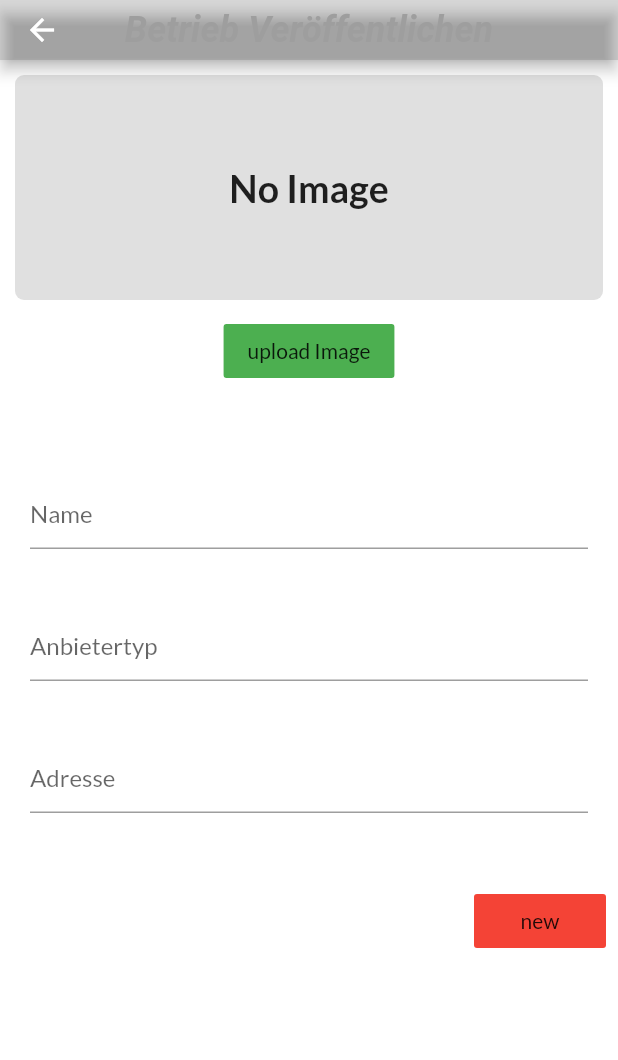
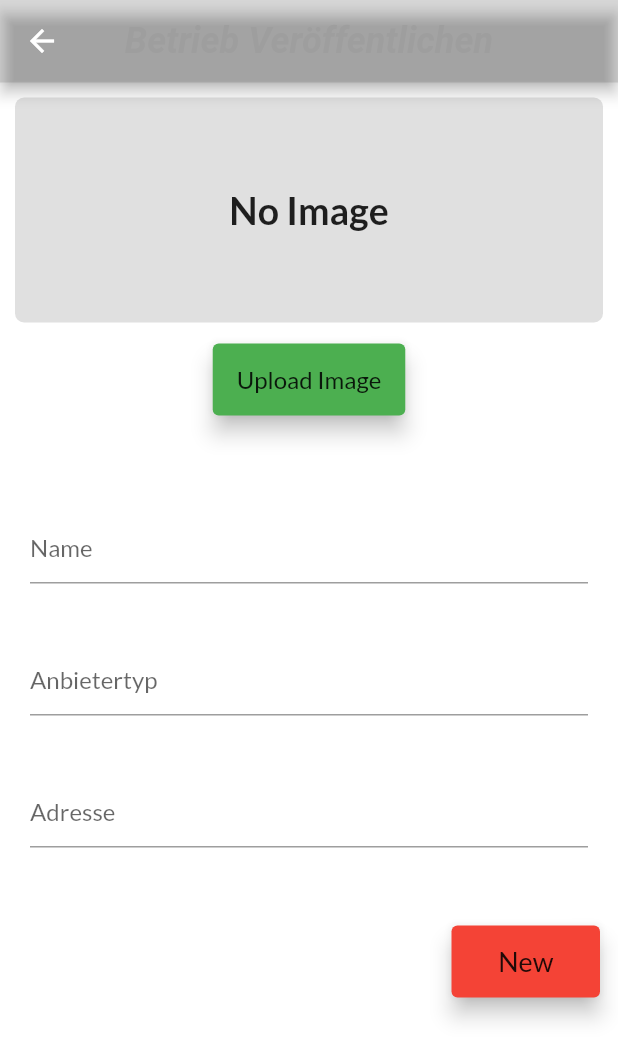
Before and after one commit to JonasSchweigler/ShareWeb, a Flutter app: the CreateAd screen opened directly, on a phone screen of 412 x 824 dp. Shown: the top 1060 px of the screen. Run offline on Flutter 3.47's test engine with Material 2 defaults, Android fonts, the phone set to English and light mode, and no system bars; our stand-ins replace animated_text_kit, cloud_firestore, firebase_auth, firebase_core, firebase_database, firebase_storage and 6 more; accounts and stored records are empty.

Commit message:
UI change for create _ad

```diff
--- a/lib/views/create_ad.dart
+++ b/lib/views/create_ad.dart
@@ -18,7 +18,7 @@ class _CreateAdState extends State<CreateAd> {
   Widget build(BuildContext context) {
     return Scaffold(
       appBar: PreferredSize(
-        preferredSize: Size.fromHeight(40.0),
+        preferredSize: Size.fromHeight(55.0),
         child: AppBar(
           centerTitle: true,
           backgroundColor: Colors.black12,
@@ -62,10 +62,18 @@ class _CreateAdState extends State<CreateAd> {
                         ),
                       ),
                     ),
-              FlatButton(
-                child: Text('upload Image'),
+              Card(
                 color: Colors.green,
+                elevation: 6.0,
+                child: FlatButton(
+                  child: Text(
+                    'Upload Image',
+                    style: TextStyle(
+                      fontSize: 16.0,
+                    ),
+                  ),
                   onPressed: () => dataBase.uploadImage(),
+                ),
               ),
               Container(
                 margin: EdgeInsets.only(
@@ -107,9 +115,17 @@ class _CreateAdState extends State<CreateAd> {
                       ),
                     ),
                     Padding(
+                      child: Card(
+                        color: Colors.red,
+                        elevation: 6,
                         child: FlatButton(
-                        child: Text('new'),
-                        color: Colors.red,
+                          minWidth: 99,
+                          child: Text(
+                            'New',
+                            style: TextStyle(
+                              fontSize: 18.0,
+                            ),
+                          ),
                           onPressed: () async {
                             // dataBaseService.newAd(
                             //   'adress',
@@ -135,6 +151,7 @@ class _CreateAdState extends State<CreateAd> {
                             }
                           },
                         ),
+                      ),
                       padding: EdgeInsets.all(8),
                     )
                   ],
--- a/lib/widgets/bezierContainer.dart
+++ b/lib/widgets/bezierContainer.dart
@@ -21,7 +21,7 @@ class BezierContainer extends StatelessWidget {
               gradient: LinearGradient(
                   begin: Alignment.topCenter,
                   end: Alignment.bottomCenter,
-                  colors: [Colors.teal, Colors.tealAccent])),
+                  colors: [Colors.blue, Colors.tealAccent])),
         ),
       ),
     ));
```
Also changed, not shown: pubspec.lock, 4 other files. Lines whose indentation alone changed are shown as unchanged.
